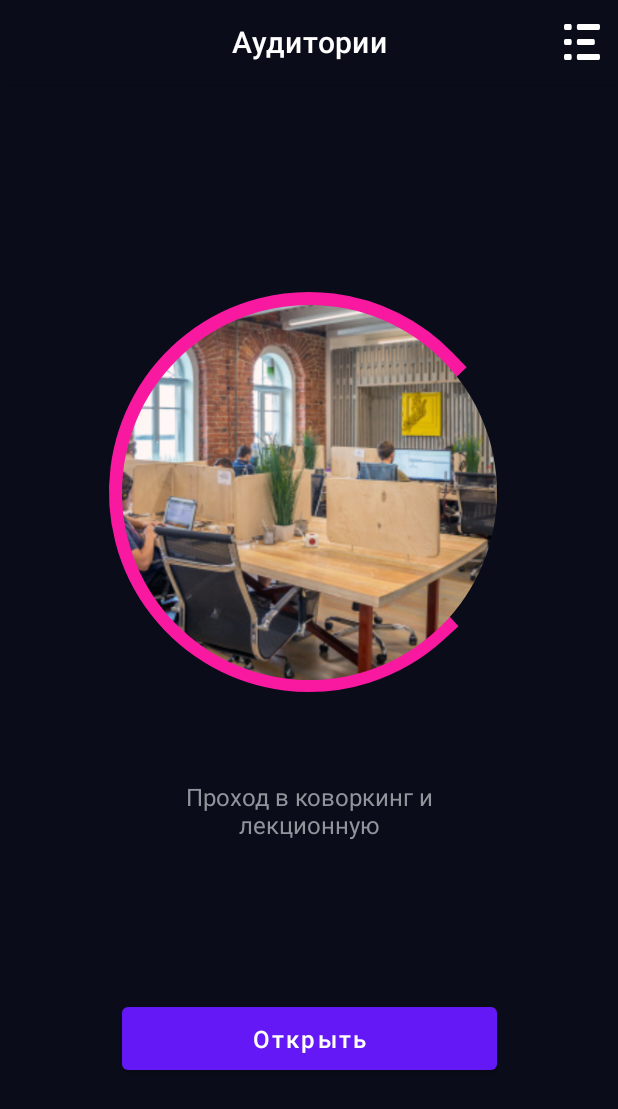
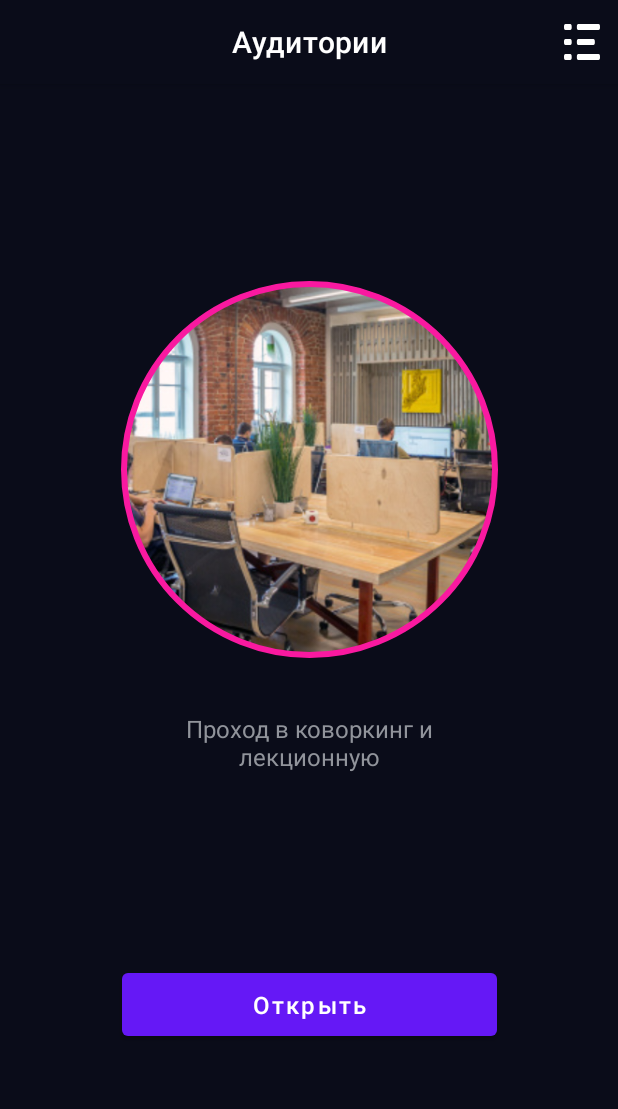
Before and after one commit to infolab-club/itmo-lock-android, an Android app: the LockFragment screen opened through its navigation route, on a phone screen of 412 x 824 dp. Shown: the top 1109 px of the screen. Run offline under Robolectric (Android 15) with nearby library versions, the phone set to English and light mode, and no system bars; our stand-ins replace CircleImageView.

Commit message:
Added Lock entity, implemented lock-unlock sample.

```diff
--- a/app/src/main/java/club/infolab/itmo_lock/app/AppModule.kt
+++ b/app/src/main/java/club/infolab/itmo_lock/app/AppModule.kt
@@ -2,6 +2,7 @@ package club.infolab.itmo_lock
 
 import club.infolab.itmo_lock.repository.Repository
 import club.infolab.itmo_lock.repository.RepositoryImpl
+import club.infolab.itmo_lock.ui.lock.LockViewModel
 import club.infolab.itmo_lock.ui.rooms.RoomsViewModel
 import org.koin.android.viewmodel.dsl.viewModel
 import org.koin.dsl.module
@@ -9,5 +10,6 @@ import org.koin.dsl.module
 val appModule = module {
     single<Repository> { RepositoryImpl() }
 
-    viewModel {RoomsViewModel(get())}
+    viewModel { LockViewModel() }
+    viewModel { RoomsViewModel(get()) }
 }
--- /dev/null
+++ b/app/src/main/java/club/infolab/itmo_lock/lock/Lock.kt
@@ -0,0 +1,7 @@
+package club.infolab.itmo_lock.lock
+
+interface Lock {
+    fun unlock(token: List<Char>)
+
+    fun lock(token: List<Char>)
+}
--- /dev/null
+++ b/app/src/main/java/club/infolab/itmo_lock/lock/LockStatus.kt
@@ -0,0 +1,5 @@
+package club.infolab.itmo_lock.lock
+
+enum class LockStatus {
+    LOCKED, UNLOCKED, WAITING, ERROR
+}
--- a/app/src/main/java/club/infolab/itmo_lock/ui/lock/LockFragment.kt
+++ b/app/src/main/java/club/infolab/itmo_lock/ui/lock/LockFragment.kt
@@ -1,24 +1,93 @@
 package club.infolab.itmo_lock.ui.lock
 
 import android.os.Bundle
+import android.util.Log
 import android.view.LayoutInflater
 import android.view.View
 import android.view.ViewGroup
 import androidx.fragment.app.Fragment
+import androidx.lifecycle.ViewModelProviders
+import androidx.navigation.fragment.findNavController
 import club.infolab.itmo_lock.R
+import club.infolab.itmo_lock.databinding.LockFragmentBinding
+import club.infolab.itmo_lock.lock.LockStatus
+import com.google.android.material.snackbar.Snackbar
+import org.koin.android.viewmodel.ext.android.viewModel
 
 class LockFragment : Fragment() {
-    private lateinit var viewModel: LockViewModel
+    private val lockViewModel: LockViewModel by viewModel()
+//    private lateinit var lockViewModel: LockViewModel
+    private lateinit var binding: LockFragmentBinding
 
     override fun onCreateView(
         inflater: LayoutInflater, container: ViewGroup?,
         savedInstanceState: Bundle?
     ): View? {
-        return inflater.inflate(R.layout.lock_fragment, container, false)
+        binding = LockFragmentBinding
+                .bind(inflater.inflate(R.layout.lock_fragment, container, false))
+        return binding.root
     }
 
     override fun onViewCreated(view: View, savedInstanceState: Bundle?) {
         super.onViewCreated(view, savedInstanceState)
+//        lockViewModel = ViewModelProviders.of(this).get(LockViewModel::class.java)
+        initView()
+    }
+
+    private fun initView() {
+        binding.toolbar.menu.findItem(R.id.itemMembers).setOnMenuItemClickListener {
+            findNavController().navigate(R.id.action_lockFragment_to_membersFragment)
+            true
+        }
+
+        binding.buttonOpen.setOnClickListener {
+            unlock()
+        }
+        initStatusObserve()
+    }
+
+    private fun initStatusObserve() {
+        lockViewModel.lockedStatus.observe(viewLifecycleOwner) {
+            Log.d("FRAGMENT", it.toString())
+            when(it) {
+                LockStatus.LOCKED -> viewLocked()
+                LockStatus.WAITING -> viewWaiting()
+                LockStatus.UNLOCKED -> viewUnlocked()
+                LockStatus.ERROR -> viewError()
+            }
+        }
+    }
+
+    private fun viewError() {
+        binding.progressCircular.visibility = View.INVISIBLE
+        binding.progressCircular.isIndeterminate = false
+        binding.progressCircular.progress = 100
+        binding.progressCircular.visibility = View.VISIBLE
+        Snackbar.make(binding.root, getString(R.string.error_message), Snackbar.LENGTH_SHORT)
+    }
+
+    private fun viewUnlocked() {
+        binding.progressCircular.visibility = View.INVISIBLE
+        binding.progressCircular.isIndeterminate = false
+        binding.progressCircular.progress = 100
+        binding.progressCircular.visibility = View.VISIBLE
+    }
+
+    private fun viewLocked() {
+        binding.progressCircular.visibility = View.INVISIBLE
+        binding.progressCircular.isIndeterminate = false
+        binding.progressCircular.progress = 100
+        binding.progressCircular.visibility = View.VISIBLE
+    }
+
+    private fun viewWaiting() {
+        binding.progressCircular.visibility = View.INVISIBLE
+        binding.progressCircular.isIndeterminate = true
+        binding.progressCircular.visibility = View.VISIBLE
+    }
+
+    private fun unlock() {
+        lockViewModel.unlock()
     }
 
 }
--- a/app/src/main/java/club/infolab/itmo_lock/ui/lock/LockViewModel.kt
+++ b/app/src/main/java/club/infolab/itmo_lock/ui/lock/LockViewModel.kt
@@ -1,7 +1,22 @@
 package club.infolab.itmo_lock.ui.lock
 
+import android.util.Log
+import androidx.lifecycle.MutableLiveData
 import androidx.lifecycle.ViewModel
+import club.infolab.itmo_lock.lock.DoorLock
+import club.infolab.itmo_lock.lock.LockStatus
 
 class LockViewModel : ViewModel() {
-    // TODO: Implement the ViewModel
+    val lockedStatus = MutableLiveData(LockStatus.LOCKED)
+
+    init {
+        DoorLock.status.observeForever {
+            Log.d("VIEWMODEL", it.toString())
+            lockedStatus.value = it
+        }
+    }
+
+    fun unlock() {
+        DoorLock.unlock(arrayListOf())
+    }
 }
--- a/app/src/main/java/club/infolab/itmo_lock/ui/rooms/RoomsViewModel.kt
+++ b/app/src/main/java/club/infolab/itmo_lock/ui/rooms/RoomsViewModel.kt
@@ -1,6 +1,5 @@
 package club.infolab.itmo_lock.ui.rooms
 
-import android.util.Log
 import androidx.lifecycle.MutableLiveData
 import androidx.lifecycle.ViewModel
 import club.infolab.itmo_lock.model.Room
@@ -21,9 +20,4 @@ class RoomsViewModel(val repo: Repository) : ViewModel() {
     fun getRoomsData() : ArrayList<Room> {
         return rooms.value!!
     }
-
-    override fun onCleared() {
-        super.onCleared()
-        Log.d("View model", "On cleared")
-    }
 }
--- a/app/src/main/res/layout/lock_fragment.xml
+++ b/app/src/main/res/layout/lock_fragment.xml
@@ -45,17 +45,6 @@
                 app:layout_constraintVertical_bias="0.25">
 
 
-                <ProgressBar
-                    android:id="@+id/progressCircular"
-                    android:layout_width="@dimen/room_progress_size"
-                    android:layout_height="@dimen/room_progress_size"
-                    android:indeterminate="true"
-                    app:layout_constraintBottom_toBottomOf="parent"
-                    app:layout_constraintEnd_toEndOf="parent"
-                    app:layout_constraintStart_toStartOf="parent"
-                    app:layout_constraintTop_toTopOf="parent"
-                    android:progressDrawable="@color/pink"/>
-
                 <de.hdodenhof.circleimageview.CircleImageView
                     android:id="@+id/roomPicture"
                     android:layout_width="@dimen/room_image_size"
@@ -65,6 +54,21 @@
                     app:layout_constraintEnd_toEndOf="parent"
                     app:layout_constraintStart_toStartOf="parent"
                     app:layout_constraintTop_toTopOf="parent" />
+
+                <com.google.android.material.progressindicator.CircularProgressIndicator
+                    android:id="@+id/progressCircular"
+                    android:layout_width="@dimen/room_progress_size"
+                    android:layout_height="@dimen/room_progress_size"
+                    app:indicatorSize="@dimen/room_progress_size"
+                    app:indicatorColor="@color/pink"
+                    android:max="100"
+                    android:progress="100"
+                    android:indeterminate="false"
+                    app:layout_constraintBottom_toBottomOf="parent"
+                    app:layout_constraintEnd_toEndOf="parent"
+                    app:layout_constraintStart_toStartOf="parent"
+                    app:layout_constraintTop_toTopOf="parent"/>
+
 
             </androidx.constraintlayout.widget.ConstraintLayout>
 
@@ -83,7 +87,7 @@
                 app:layout_constraintTop_toBottomOf="@+id/framePictureProgress" />
 
             <Button
-                android:id="@+id/button"
+                android:id="@+id/buttonOpen"
                 style="@style/Button"
                 android:layout_width="@dimen/room_image_size"
                 android:layout_height="wrap_content"
--- a/app/src/main/res/menu/lock_menu.xml
+++ b/app/src/main/res/menu/lock_menu.xml
@@ -2,7 +2,7 @@
 <menu xmlns:android="http://schemas.android.com/apk/res/android"
     xmlns:app="http://schemas.android.com/apk/res-auto">
     <item
-        android:id="@+id/itemEdit"
+        android:id="@+id/itemMembers"
         android:enabled="true"
         android:icon="@drawable/ic_button_members"
         android:title="@string/members"
--- a/app/src/main/res/navigation/routes.xml
+++ b/app/src/main/res/navigation/routes.xml
@@ -20,5 +20,13 @@
         <action
             android:id="@+id/action_lockFragment_to_mainFragment"
             app:destination="@id/mainFragment" />
+        <action
+            android:id="@+id/action_lockFragment_to_membersFragment"
+            app:destination="@id/membersFragment" />
     </fragment>
+    <fragment
+        android:id="@+id/membersFragment"
+        android:name="club.infolab.itmo_lock.ui.members.MembersFragment"
+        android:label="members_fragment"
+        tools:layout="@layout/members_fragment" />
 </navigation>
--- a/app/src/main/res/values/dimens.xml
+++ b/app/src/main/res/values/dimens.xml
@@ -8,7 +8,7 @@
     <dimen name="text_size_card">20sp</dimen>
     <dimen name="margin_on_screen">32dp</dimen>
     <dimen name="room_image_size">250dp</dimen>
-    <dimen name="room_progress_size">320dp</dimen>
+    <dimen name="room_progress_size">251dp</dimen>
     <dimen name="room_des_size">16sp</dimen>
     <dimen name="button_text_size">16sp</dimen>
     <dimen name="padding_des">32dp</dimen>
--- a/app/src/main/res/values/strings.xml
+++ b/app/src/main/res/values/strings.xml
@@ -4,4 +4,5 @@
     <string name="members">Участники</string>
     <string name="room_description_sample">Проход в коворкинг и лекционную</string>
     <string name="open">Открыть</string>
+    <string name="error_message">Что-то пошло не так</string>
 </resources>
```
Also changed, not shown: app/src/main/java/club/infolab/itmo_lock/lock/DoorLock.kt (added, +32 -0 lines), app/src/main/java/club/infolab/itmo_lock/ui/members/MembersFragment.kt (added, +32 -0 lines), app/src/main/java/club/infolab/itmo_lock/ui/members/MembersViewModel.kt (added, +7 -0 lines), app/src/main/res/drawable/progress_circle.xml (added, +49 -0 lines), app/src/main/res/layout/members_fragment.xml (added, +13 -0 lines).
